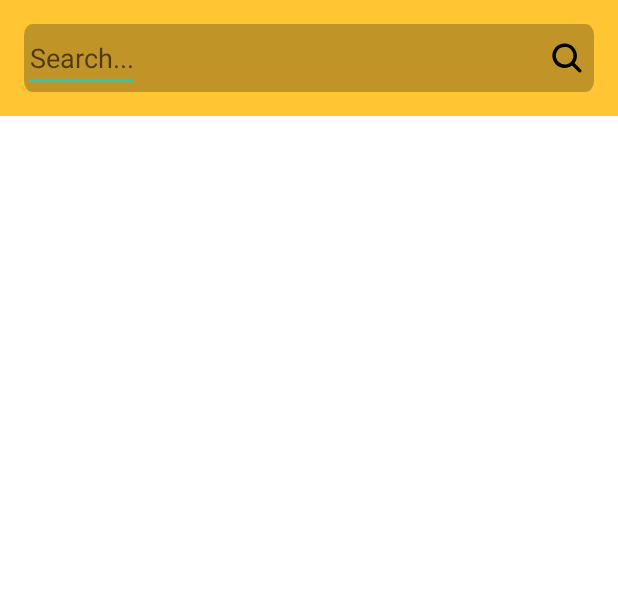
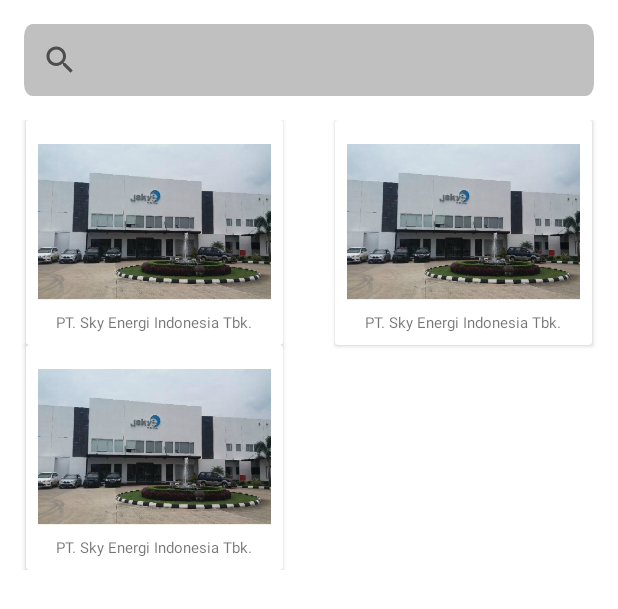
Before and after one commit to RamdanRohendi/SOGUR, an Android app: the layout fragment_search.xml on its own in the app's theme, with its tools: preview values and no code run, on a phone screen of 412 x 824 dp. Shown: the top 609 px of the screen. Run offline under Robolectric (Android 15) with nearby library versions, the light colour scheme and no system bars.

Commit message:
Perbaikan fragment search

```diff
--- /dev/null
+++ b/app/src/main/res/layout/desaingrid_search.xml
@@ -0,0 +1,31 @@
+<?xml version="1.0" encoding="utf-8"?>
+<androidx.cardview.widget.CardView xmlns:android="http://schemas.android.com/apk/res/android"
+    android:layout_width="wrap_content"
+    android:layout_height="wrap_content"
+    android:layout_margin="5dp">
+
+    <LinearLayout
+        android:id="@+id/item_search"
+        android:layout_width="wrap_content"
+        android:layout_height="wrap_content"
+        android:layout_gravity="center"
+        android:orientation="vertical"
+        android:padding="8dp">
+
+        <ImageView
+            android:id="@+id/img_item_search"
+            android:layout_width="155dp"
+            android:layout_height="120dp"
+            android:src="@drawable/skyenergypabrik" />
+
+        <TextView
+            android:id="@+id/txt_item_search"
+            android:layout_width="match_parent"
+            android:layout_height="wrap_content"
+            android:text="PT. Sky Energi Indonesia Tbk."
+            android:textAlignment="center"
+            android:textSize="10sp" />
+
+    </LinearLayout>
+
+</androidx.cardview.widget.CardView>
--- a/app/src/main/res/layout/fragment_search.xml
+++ b/app/src/main/res/layout/fragment_search.xml
@@ -1,47 +1,32 @@
 <?xml version="1.0" encoding="utf-8"?>
 <androidx.constraintlayout.widget.ConstraintLayout xmlns:android="http://schemas.android.com/apk/res/android"
     xmlns:app="http://schemas.android.com/apk/res-auto"
+    xmlns:tools="http://schemas.android.com/tools"
     android:layout_width="match_parent"
     android:layout_height="match_parent">
 
-    <LinearLayout
-        android:id="@+id/bar_search"
+    <androidx.appcompat.widget.SearchView
+        android:id="@+id/txt_search"
         android:layout_width="match_parent"
         android:layout_height="wrap_content"
-        android:background="@color/yello_lighter"
-        android:orientation="vertical"
-        android:padding="16dp"
+        android:layout_margin="16dp"
+        android:background="@drawable/ic_bgsearch"
+        app:layout_constraintBottom_toTopOf="@id/grid_search"
         app:layout_constraintLeft_toLeftOf="parent"
         app:layout_constraintRight_toRightOf="parent"
-        app:layout_constraintTop_toTopOf="parent">
+        app:layout_constraintTop_toTopOf="parent"
+        app:queryHint="Search..." />
 
-        <androidx.constraintlayout.widget.ConstraintLayout
-            android:layout_width="match_parent"
-            android:layout_height="wrap_content"
-            android:background="@drawable/ic_bgsearch">
-
-            <EditText
-                android:id="@+id/edt_search"
-                android:layout_width="wrap_content"
-                android:layout_height="wrap_content"
-                android:hint="Search..."
-                android:inputType="text"
-                app:layout_constraintBottom_toBottomOf="parent"
-                app:layout_constraintLeft_toLeftOf="parent"
-                app:layout_constraintTop_toTopOf="parent" />
-
-            <ImageView
-                android:id="@+id/btn_search"
-                android:layout_width="20dp"
-                android:layout_height="20dp"
-                android:layout_margin="8dp"
-                android:src="@drawable/ic_lup"
-                app:layout_constraintBottom_toBottomOf="parent"
-                app:layout_constraintRight_toRightOf="parent"
-                app:layout_constraintTop_toTopOf="parent" />
-
-        </androidx.constraintlayout.widget.ConstraintLayout>
-
-    </LinearLayout>
+    <GridView
+        android:id="@+id/grid_search"
+        android:layout_width="match_parent"
+        android:layout_height="wrap_content"
+        android:layout_marginTop="16dp"
+        android:gravity="center"
+        android:numColumns="auto_fit"
+        app:layout_constraintLeft_toLeftOf="parent"
+        app:layout_constraintRight_toRightOf="parent"
+        app:layout_constraintTop_toBottomOf="@id/txt_search"
+        tools:listitem="@layout/desaingrid_search" />
 
 </androidx.constraintlayout.widget.ConstraintLayout>
```
